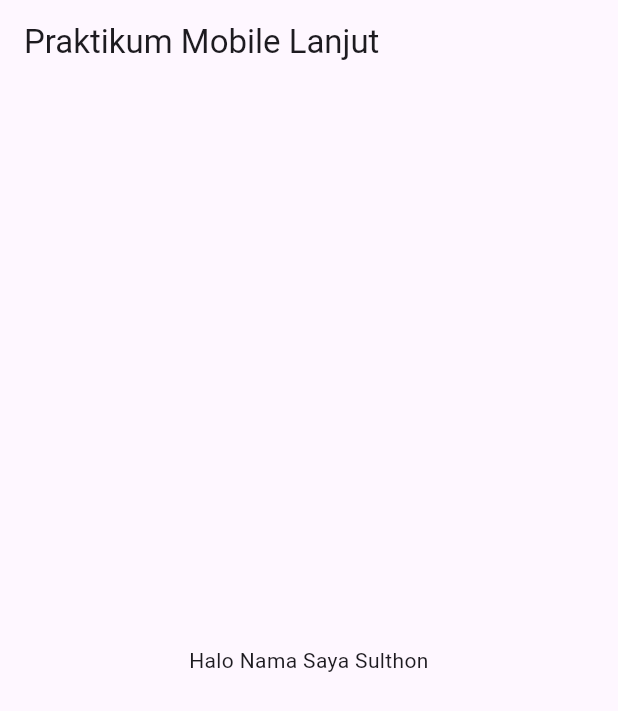
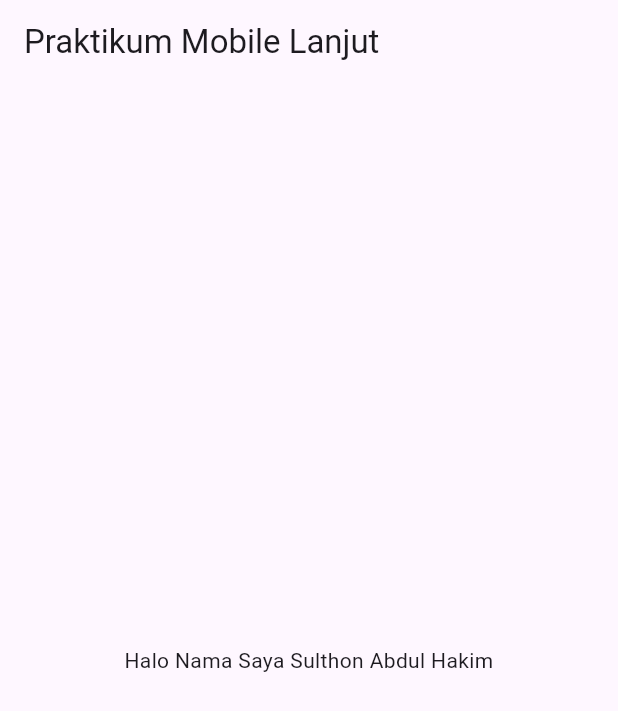
Before and after one commit to slabkim/prak-mobilelanjut-2317051094, a Flutter app: the screen it shows after launch, on a phone screen of 412 x 824 dp. Shown: the top 711 px of the screen. Run offline on Flutter 3.47's test engine with Material 3 defaults, Android fonts, the phone set to English and light mode, and no system bars.

Commit message:
“pertemuan2”

```diff
--- a/lib/main.dart
+++ b/lib/main.dart
@@ -21,7 +21,7 @@ class MyApp extends StatelessWidget {
         ),
         body: const Center(
           child: Text(
-            'Halo Nama Saya Sulthon',
+            'Halo Nama Saya Sulthon Abdul Hakim',
             textAlign: TextAlign.center,
           ),
         ),
```
